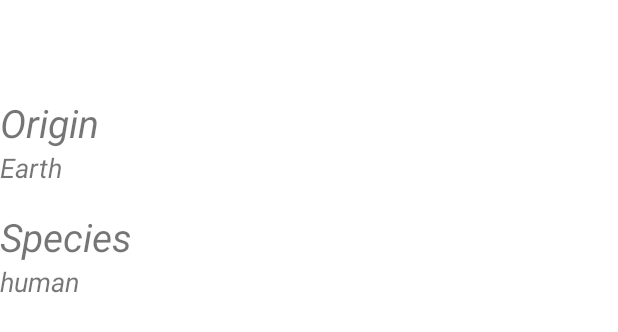
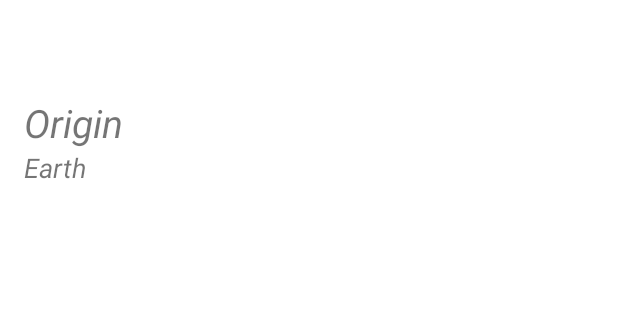
Before and after one commit to crohnaro/RickAndMortyAPI, an Android app: the layout model_character_details_data_point.xml on its own in the app's theme, with its tools: preview values and no code run, on a phone screen of 412 x 824 dp. Shown: the top 332 px of the screen. Run offline under Robolectric (Android 15) with nearby library versions, the phone set to English and light mode, and no system bars.

```diff
--- a/app/src/main/res/layout/model_character_details_data_point.xml
+++ b/app/src/main/res/layout/model_character_details_data_point.xml
@@ -6,10 +6,11 @@
     xmlns:app="http://schemas.android.com/apk/res-auto">
 
     <TextView
-        android:id="@+id/characterOrigin"
+        android:id="@+id/labelTextView"
         android:layout_width="wrap_content"
         android:layout_height="wrap_content"
         android:layout_marginTop="64dp"
+        android:layout_marginStart="16dp"
         android:textSize="26sp"
         android:text="Origin"
         android:textStyle="italic"
@@ -17,34 +18,15 @@
         app:layout_constraintTop_toTopOf="parent"/>
 
     <TextView
-        android:id="@+id/characterOriginResult"
+        android:id="@+id/textView"
         android:layout_width="wrap_content"
         android:layout_height="wrap_content"
         tools:text="Earth"
         android:textSize="18sp"
         android:textStyle="italic"
-        app:layout_constraintStart_toStartOf="@id/characterOrigin"
-        app:layout_constraintTop_toBottomOf="@+id/characterOrigin" />
+        app:layout_constraintStart_toStartOf="@id/labelTextView"
+        app:layout_constraintTop_toBottomOf="@+id/labelTextView" />
 
-    <TextView
-        android:id="@+id/characterSpecies"
-        android:layout_width="wrap_content"
-        android:layout_height="wrap_content"
-        android:layout_marginTop="16dp"
-        android:text="Species"
-        android:textSize="26sp"
-        android:textStyle="italic"
-        app:layout_constraintStart_toStartOf="@+id/characterOrigin"
-        app:layout_constraintTop_toBottomOf="@id/characterOriginResult" />
 
-    <TextView
-        android:id="@+id/characterSpeciesResult"
-        android:layout_width="wrap_content"
-        android:layout_height="wrap_content"
-        tools:text="human"
-        android:textSize="18sp"
-        android:textStyle="italic"
-        app:layout_constraintStart_toStartOf="@id/characterSpecies"
-        app:layout_constraintTop_toBottomOf="@+id/characterSpecies" />
 
 </androidx.constraintlayout.widget.ConstraintLayout>
--- a/app/src/main/res/layout/model_loading.xml
+++ b/app/src/main/res/layout/model_loading.xml
@@ -12,6 +12,7 @@
         android:indeterminateOnly="true"
         android:indeterminateTint="?attr/colorSecondary"
         app:layout_constraintBaseline_toBottomOf="parent"
+        app:layout_constraintBottom_toBottomOf="parent"
         app:layout_constraintEnd_toEndOf="parent"
         app:layout_constraintStart_toStartOf="parent"
         app:layout_constraintTop_toTopOf="parent">
```
Also changed, not shown: app/src/main/java/com/example/rickandmortyapi/CharacterDetailsEpoxyController.kt (+74 -1 lines), app/src/main/java/com/example/rickandmortyapi/MainActivity.kt (+7 -19 lines), app/src/main/java/epoxy/LoadingEpoxyModel.kt (added, +15 -0 lines).
